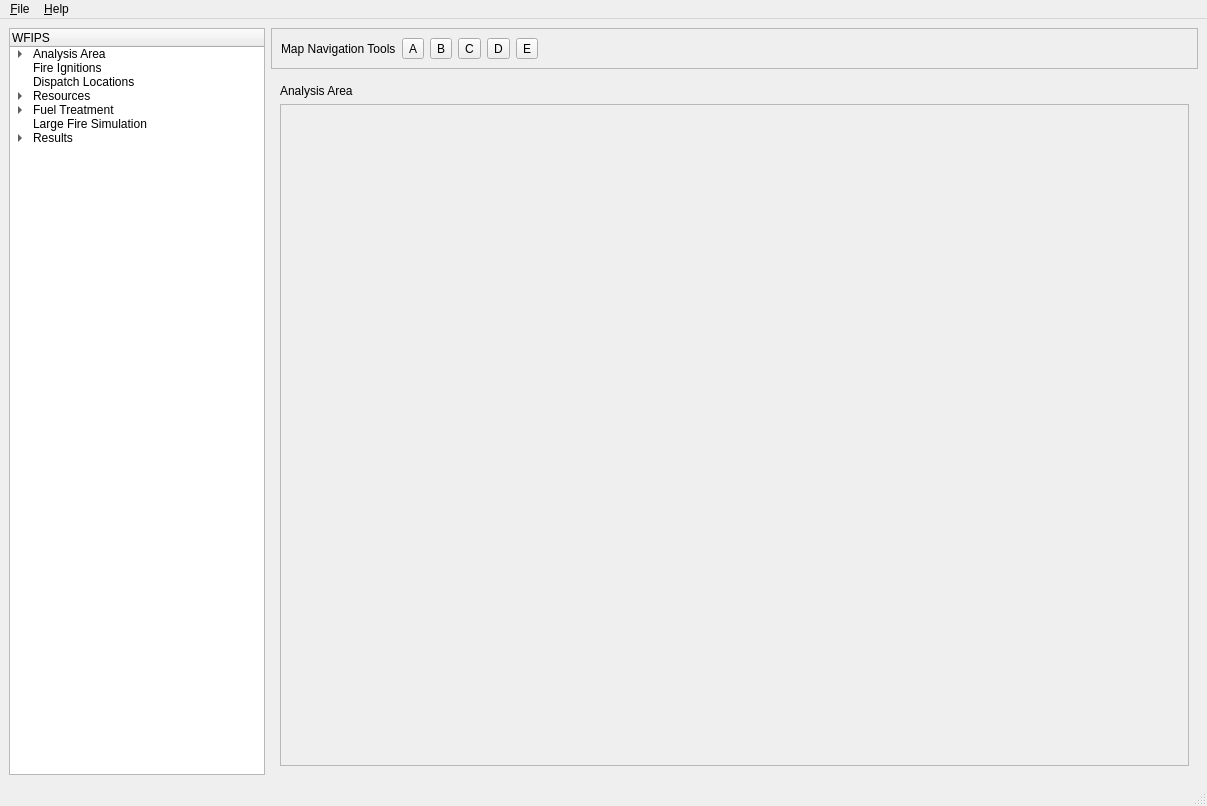
Old version of the form irs/src/gui/wfipsmainwindow.ui in the repository firelab/wfips.
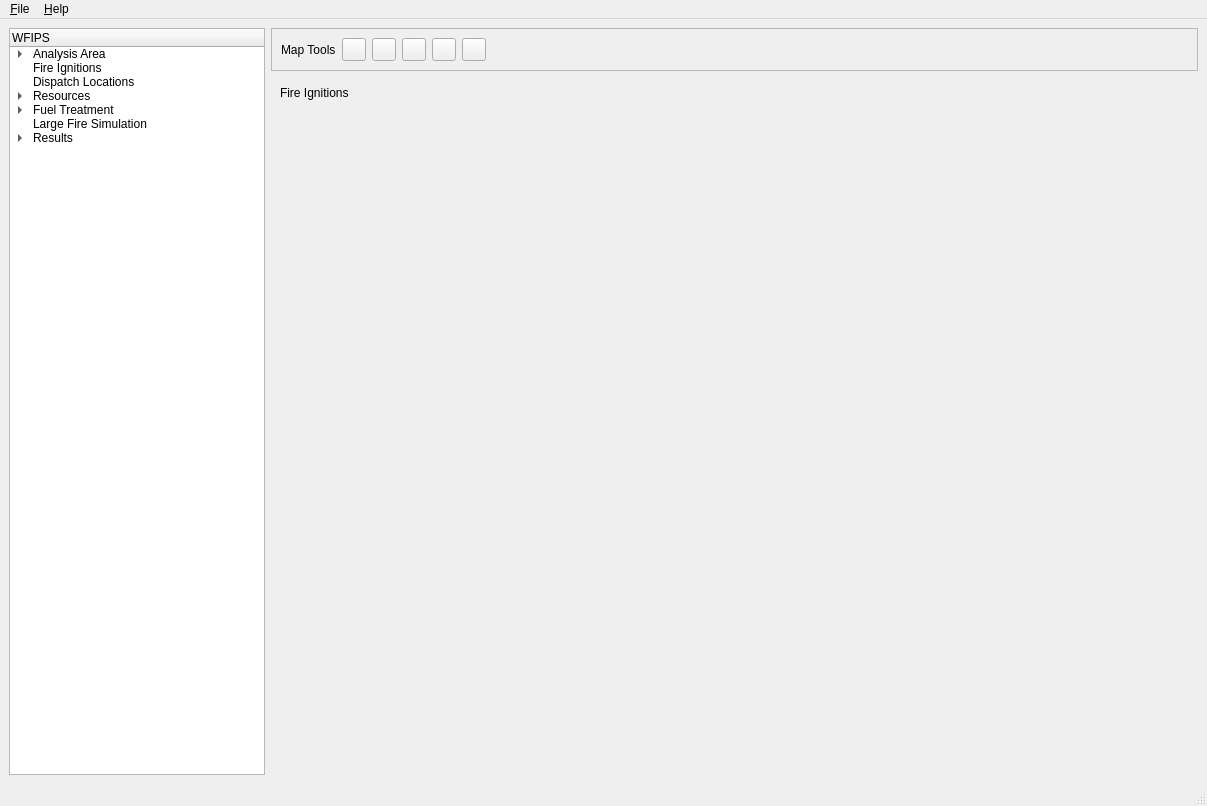
New version of the form. The open tabs and pages were chosen to show the change.

Commit message: proper naming in new gui

Diff of the .ui file:
```diff
--- a/irs/src/gui/wfipsmainwindow.ui
+++ b/irs/src/gui/wfipsmainwindow.ui
@@ -171,42 +171,42 @@
          <item>
           <widget class="QLabel" name="label_2">
            <property name="text">
-            <string>Map Navigation Tools</string>
+            <string>Map Tools</string>
            </property>
           </widget>
          </item>
          <item>
           <widget class="QToolButton" name="toolButton_2">
            <property name="text">
-            <string>A</string>
+            <string/>
            </property>
           </widget>
          </item>
          <item>
           <widget class="QToolButton" name="toolButton_3">
            <property name="text">
-            <string>B</string>
+            <string/>
            </property>
           </widget>
          </item>
          <item>
           <widget class="QToolButton" name="toolButton_4">
            <property name="text">
-            <string>C</string>
+            <string/>
            </property>
           </widget>
          </item>
          <item>
           <widget class="QToolButton" name="toolButton_5">
            <property name="text">
-            <string>D</string>
+            <string/>
            </property>
           </widget>
          </item>
          <item>
           <widget class="QToolButton" name="toolButton">
            <property name="text">
-            <string>E</string>
+            <string/>
            </property>
           </widget>
          </item>
@@ -261,7 +261,31 @@
           </item>
          </layout>
         </widget>
-        <widget class="QWidget" name="page_2">
+        <widget class="QWidget" name="figPage">
+         <layout class="QVBoxLayout" name="verticalLayout_9">
+          <item>
+           <widget class="QLabel" name="label_8">
+            <property name="text">
+             <string>Fire Ignitions</string>
+            </property>
+           </widget>
+          </item>
+          <item>
+           <spacer name="verticalSpacer_4">
+            <property name="orientation">
+             <enum>Qt::Vertical</enum>
+            </property>
+            <property name="sizeHint" stdset="0">
+             <size>
+              <width>20</width>
+              <height>40</height>
+             </size>
+            </property>
+           </spacer>
+          </item>
+         </layout>
+        </widget>
+        <widget class="QWidget" name="dispLocPage">
          <layout class="QVBoxLayout" name="verticalLayout_8">
           <item>
            <widget class="QLabel" name="label_7">
```
Left out of the diff: 28 changed lines with no effect on the pictures.
